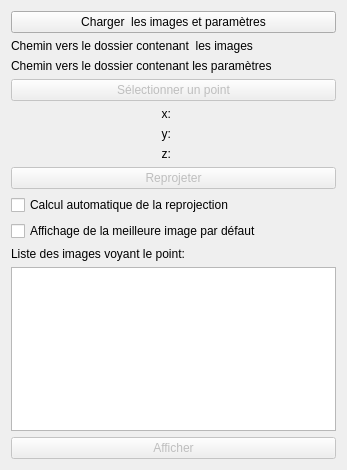
IdeGelis/q3D2D, file q3D2Ddlg.ui: the form before one commit.
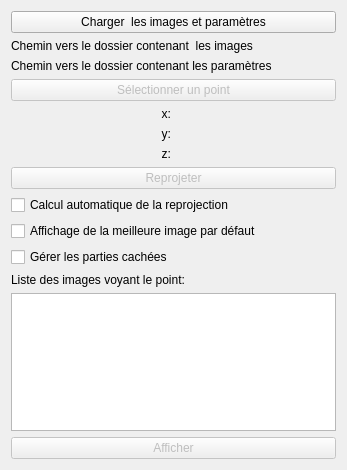
The form after the commit.

Commit message: Check box de gestion de partie cachées

```diff
--- a/q3D2Ddlg.ui
+++ b/q3D2Ddlg.ui
@@ -148,6 +148,13 @@
      </property>
     </widget>
    </item>
+   <item>
+    <widget class="QCheckBox" name="checkBox_hiddenPart">
+     <property name="text">
+      <string>Gérer les parties cachées</string>
+     </property>
+    </widget>
+   </item>
    <item>
     <widget class="QLabel" name="label_5">
      <property name="text">
```
The commit also changes 6 other files.
